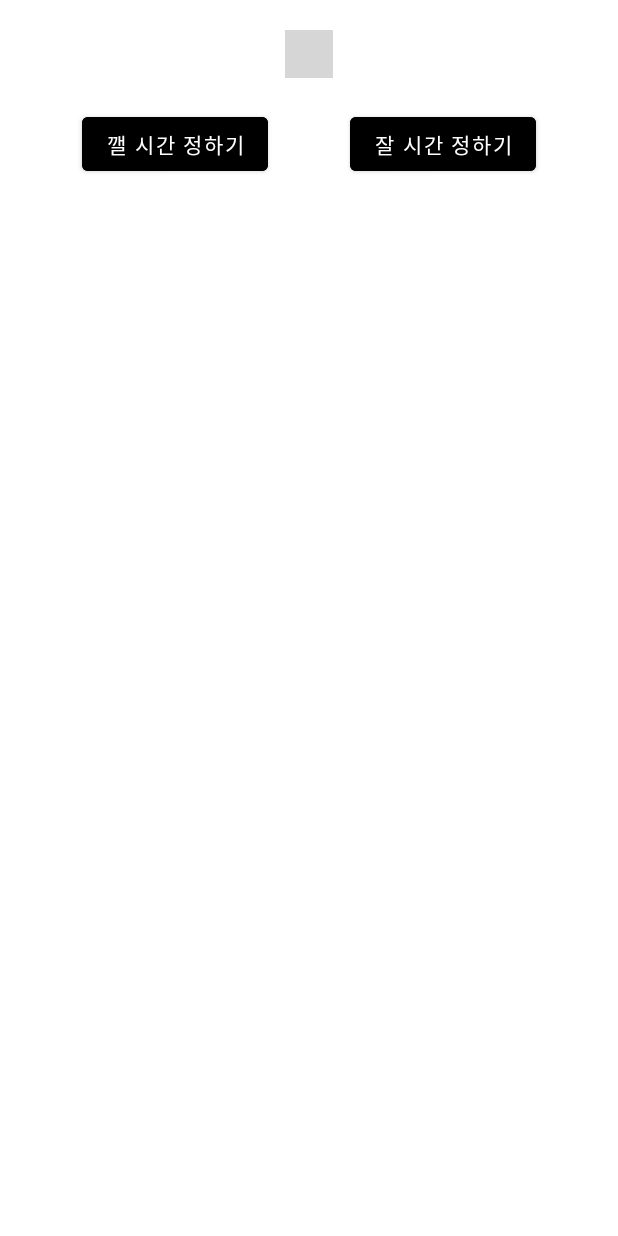
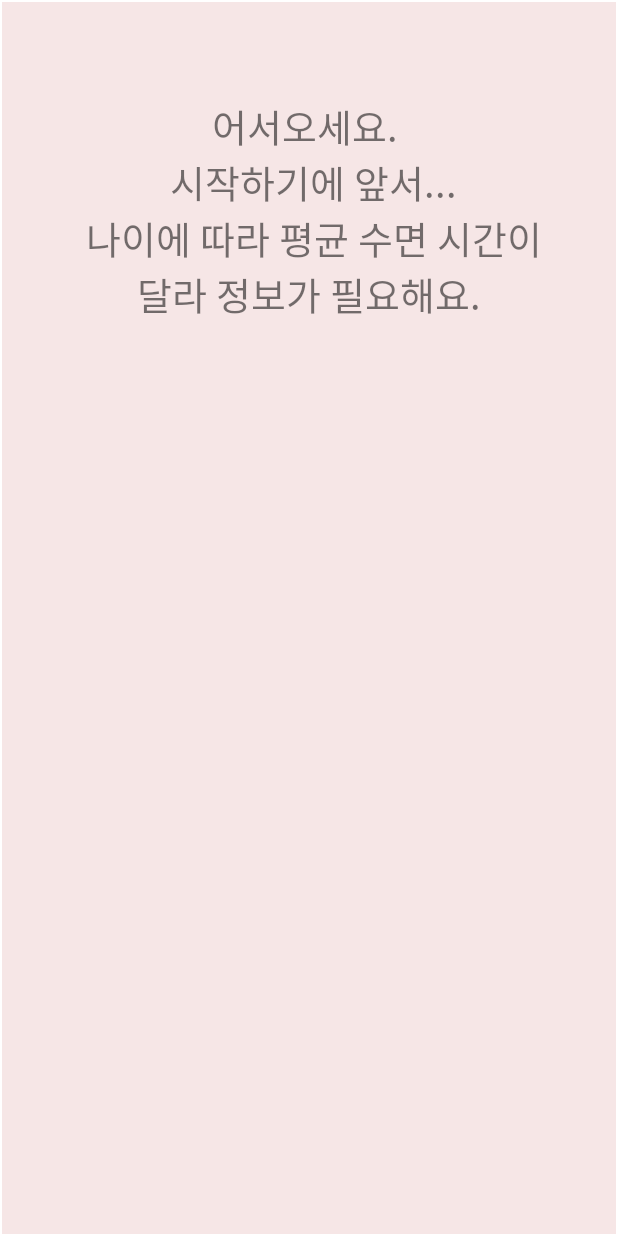
Before and after one commit to Jake-huen/Didyousleepwell, an Android app: the screen it shows after launch (MainActivity before the commit, InitActivity after it), on a phone screen of 412 x 824 dp. Run offline under Robolectric (Android 15) with nearby library versions, the phone set to English and light mode, and no system bars; plain views replace MaterialCalendarView; grey boxes are pictures that could not be loaded.

Commit message:
init page

```diff
--- a/teamproject/app/build.gradle
+++ b/teamproject/app/build.gradle
@@ -35,13 +35,14 @@ android {
 }
 
 dependencies {
-
+    implementation 'androidx.viewpager2:viewpager2:1.0.0'
     implementation 'androidx.core:core-ktx:1.7.0'
     implementation 'androidx.appcompat:appcompat:1.4.1'
     implementation 'com.google.android.material:material:1.6.0'
     implementation 'androidx.constraintlayout:constraintlayout:2.1.3'
     implementation 'com.github.prolificinteractive:material-calendarview:2.0.1'
     implementation 'androidx.gridlayout:gridlayout:1.0.0'
+    implementation 'androidx.viewpager2:viewpager2:1.0.0'
     testImplementation 'junit:junit:4.13.2'
     androidTestImplementation 'androidx.test.ext:junit:1.1.3'
     androidTestImplementation 'androidx.test.espresso:espresso-core:3.4.0'
--- /dev/null
+++ b/teamproject/app/src/main/java/com/example/myapplication/InitActivity.kt
@@ -0,0 +1,79 @@
+package com.example.myapplication
+
+import androidx.appcompat.app.AppCompatActivity
+import android.os.Bundle
+import android.os.Handler
+import android.os.Looper
+import android.util.Log
+import android.view.View
+import androidx.recyclerview.widget.RecyclerView
+import androidx.viewpager2.widget.ViewPager2
+import com.example.myapplication.databinding.ActivityInitBinding
+
+class InitActivity : AppCompatActivity() {
+    lateinit var binding: ActivityInitBinding
+
+//    val handler= Handler(Looper.getMainLooper()){
+//        setPage()
+//        true
+//    }
+
+    override fun onCreate(savedInstanceState: Bundle?) {
+        super.onCreate(savedInstanceState)
+        binding = ActivityInitBinding.inflate(layoutInflater)
+        setContentView(binding.root)
+
+
+        initLayout()
+
+    }
+
+    /*
+    *  TODO -> 쓰레드 사용하여 자동으로 ViewPage 화면 넘어가지도록 기능 추가. 현재 오류나서 수정 중(2022.05.23_정한별)
+    *
+    *
+    * */
+
+
+    private fun initLayout() {
+
+
+        /*
+        * InitFragment View
+        * TODO -> 나중에 권한 부여 받게 되면 Fragment 추가할 것.
+        * addFragment -> Fragment 추가작업
+        * */
+        val recommendAdapter = InitViewPagerAdapter(this)
+        recommendAdapter.addFragment(InitFragment1())
+        recommendAdapter.addFragment(InitFragment2())
+        recommendAdapter.addFragment(InitFragment3())
+        recommendAdapter.addFragment(InitFragment4())
+
+        val viewpager: ViewPager2 = binding.viewPager
+        binding.viewPager.adapter = recommendAdapter
+        binding.viewPager.orientation = ViewPager2.ORIENTATION_HORIZONTAL
+        val child = binding.viewPager.getChildAt(0)
+        (child as? RecyclerView)?.overScrollMode = View.OVER_SCROLL_NEVER
+    }
+
+    //페이지 변경하기
+//    fun setPage(){
+//        if(currentPage == 6)
+//            currentPage = 0
+//        binding.homeRecommendVp.setCurrentItem(currentPage, true)
+//        currentPage+=1
+//    }
+
+//    inner class PagerRunnable:Runnable{
+//        override fun run() {
+//            while(true){
+//                try {
+//                    Thread.sleep(2000)
+//                    handler.sendEmptyMessage(0)
+//                } catch (e : InterruptedException){
+//                    Log.d("interupt", "interupt발생")
+//                }
+//            }
+//        }
+//    }
+}
--- /dev/null
+++ b/teamproject/app/src/main/java/com/example/myapplication/InitFragment1.kt
@@ -0,0 +1,22 @@
+package com.example.myapplication
+
+import android.os.Bundle
+import androidx.fragment.app.Fragment
+import android.view.LayoutInflater
+import android.view.View
+import android.view.ViewGroup
+
+class InitFragment1 : Fragment() {
+
+    override fun onCreateView(inflater: LayoutInflater, container: ViewGroup?, savedInstanceState: Bundle?): View? {
+        return inflater.inflate(R.layout.fragment_init1, container, false)
+    }
+
+    override fun onActivityCreated(savedInstanceState: Bundle?) {
+        super.onActivityCreated(savedInstanceState)
+    }
+
+    override fun onResume() {
+        super.onResume()
+    }
+}
--- /dev/null
+++ b/teamproject/app/src/main/java/com/example/myapplication/InitFragment3.kt
@@ -0,0 +1,28 @@
+package com.example.myapplication
+
+import android.os.Bundle
+import androidx.fragment.app.Fragment
+import android.view.LayoutInflater
+import android.view.View
+import android.view.ViewGroup
+
+class InitFragment3 : Fragment() {
+
+    /*
+        Intent로 Fregment2에서 3으로 나이 데이터 전달 받음.
+*       TODO -> Fragment 간 데이터 정보 전달  Fregment3 -> 4  : 나이, 잠들기 까지 걸리는 시간 전달.
+*
+* */
+
+    override fun onCreateView(inflater: LayoutInflater, container: ViewGroup?, savedInstanceState: Bundle?): View? {
+        return inflater.inflate(R.layout.fragment_init3, container, false)
+    }
+
+    override fun onActivityCreated(savedInstanceState: Bundle?) {
+        super.onActivityCreated(savedInstanceState)
+    }
+
+    override fun onResume() {
+        super.onResume()
+    }
+}
--- /dev/null
+++ b/teamproject/app/src/main/java/com/example/myapplication/InitViewPagerAdapter.kt
@@ -0,0 +1,18 @@
+package com.example.myapplication
+
+import androidx.fragment.app.Fragment
+import androidx.viewpager2.adapter.FragmentStateAdapter
+
+class InitViewPagerAdapter(fragment: InitActivity) : FragmentStateAdapter(fragment) {
+
+    private val fragmentlist : ArrayList<Fragment> = ArrayList()
+
+    override fun getItemCount(): Int = fragmentlist.size
+
+    override fun createFragment(position: Int): Fragment = fragmentlist[position]
+
+    fun addFragment(fragment: Fragment){
+        fragmentlist.add(fragment)
+        notifyItemInserted(fragmentlist.size - 1) // viewpager 에게 추가된 fragment 를 알려줌
+    }
+}
--- a/teamproject/app/src/main/java/com/example/myapplication/MainActivity.kt
+++ b/teamproject/app/src/main/java/com/example/myapplication/MainActivity.kt
@@ -20,12 +20,13 @@ class MainActivity : AppCompatActivity() {
     private fun initLayout() {
         //깰시간 정해주는 버튼
         binding.button1.setOnClickListener {
-            var intent = Intent(this, RecommendupActivity::class.java)
+            val intent = Intent(this, RecommendupActivity::class.java)
             startActivity(intent)
         }
+//        확인하기용ss
         //잘시간 벙해주는 버튼
         binding.button2.setOnClickListener {
-            var intent = Intent(this, RecommenddownActivity::class.java)
+            val intent = Intent(this, RecommenddownActivity::class.java)
             startActivity(intent)
         }
     }
--- /dev/null
+++ b/teamproject/app/src/main/res/layout/activity_init.xml
@@ -0,0 +1,36 @@
+<?xml version="1.0" encoding="utf-8"?>
+<androidx.constraintlayout.widget.ConstraintLayout xmlns:android="http://schemas.android.com/apk/res/android"
+    xmlns:app="http://schemas.android.com/apk/res-auto"
+    xmlns:tools="http://schemas.android.com/tools"
+    android:layout_width="match_parent"
+    android:layout_height="match_parent"
+    tools:context=".InitActivity">
+
+
+    <androidx.viewpager2.widget.ViewPager2
+        android:id="@+id/viewPager"
+        android:layout_width="match_parent"
+        android:layout_height="match_parent"
+        android:layout_marginStart="1dp"
+        android:layout_marginTop="1dp"
+        android:layout_marginEnd="1dp"
+        android:layout_marginBottom="1dp"/>
+<!--        app:layout_constraintBottom_toTopOf="@+id/startButton"-->
+        app:layout_constraintEnd_toEndOf="parent"
+        app:layout_constraintStart_toStartOf="parent"
+        app:layout_constraintTop_toTopOf="parent" />
+
+<!--    <Button-->
+<!--        android:id="@+id/startButton"-->
+<!--        android:layout_width="wrap_content"-->
+<!--        android:layout_height="wrap_content"-->
+<!--        android:layout_marginBottom="317dp"-->
+<!--        android:text="시작하기"-->
+<!--        app:layout_constraintBottom_toBottomOf="parent"-->
+<!--        app:layout_constraintEnd_toEndOf="parent"-->
+<!--        app:layout_constraintHorizontal_bias="0.5"-->
+<!--        app:layout_constraintStart_toStartOf="parent"-->
+<!--        app:layout_constraintTop_toBottomOf="@+id/viewPager" />-->
+
+
+</androidx.constraintlayout.widget.ConstraintLayout>
--- a/teamproject/app/src/main/res/layout/activity_recommendup.xml
+++ b/teamproject/app/src/main/res/layout/activity_recommendup.xml
@@ -24,6 +24,7 @@
         android:textAlignment="center"
         android:gravity="center"/>
     <TimePicker
+        android:id="@+id/timePicker"
         android:layout_width="wrap_content"
         android:layout_height="wrap_content"
         android:timePickerMode="spinner"
--- /dev/null
+++ b/teamproject/app/src/main/res/layout/fragment_init1.xml
@@ -0,0 +1,22 @@
+<?xml version="1.0" encoding="utf-8"?>
+<androidx.constraintlayout.widget.ConstraintLayout xmlns:android="http://schemas.android.com/apk/res/android"
+    xmlns:app="http://schemas.android.com/apk/res-auto"
+    xmlns:tools="http://schemas.android.com/tools"
+    android:layout_width="match_parent"
+    android:layout_height="match_parent"
+    android:background="#F6E6E6">
+
+
+    <TextView
+        android:id="@+id/title"
+        android:layout_width="314dp"
+        android:layout_height="322dp"
+        android:layout_marginStart="48dp"
+        android:layout_marginTop="64dp"
+        android:text="어서오세요. \n 시작하기에 앞서...\n 나이에 따라 평균 수면 시간이 달라 정보가 필요해요."
+        android:textSize="25sp"
+        android:textAlignment="center"
+        app:layout_constraintStart_toStartOf="parent"
+        app:layout_constraintTop_toTopOf="parent" />
+
+</androidx.constraintlayout.widget.ConstraintLayout>
--- a/teamproject/app/src/main/res/values/strings.xml
+++ b/teamproject/app/src/main/res/values/strings.xml
@@ -1,3 +1,5 @@
 <resources>
     <string name="app_name">잘 잤어요..?</string>
+    <!-- TODO: Remove or change this placeholder text -->
+    <string name="hello_blank_fragment">Hello blank fragment</string>
 </resources>
```
Also changed, not shown: teamproject/app/src/main/AndroidManifest.xml (+9 -5 lines), teamproject/app/src/main/java/com/example/myapplication/InitFragment2.kt (added, +27 -0 lines), teamproject/app/src/main/java/com/example/myapplication/InitFragment4.kt (added, +42 -0 lines), teamproject/app/src/main/java/com/example/myapplication/RecommendupActivity.kt (+14 -0 lines), teamproject/app/src/main/java/com/example/myapplication/RecommendupActivity2.kt (+19 -1 lines), teamproject/app/src/main/res/layout/fragment_init2.xml (added, +36 -0 lines), teamproject/app/src/main/res/layout/fragment_init3.xml (added, +41 -0 lines), teamproject/app/src/main/res/layout/fragment_init4.xml (added, +39 -0 lines), teamproject/app/src/main/res/layout/initpageview.xml (added, +26 -0 lines).
